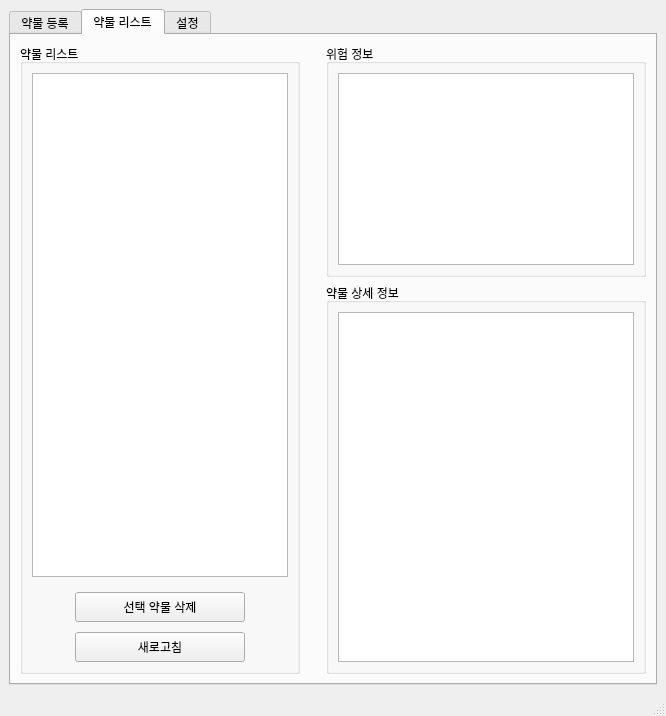
codepam2020/pyp1, file project_drugsearch.ui: the form before one commit.
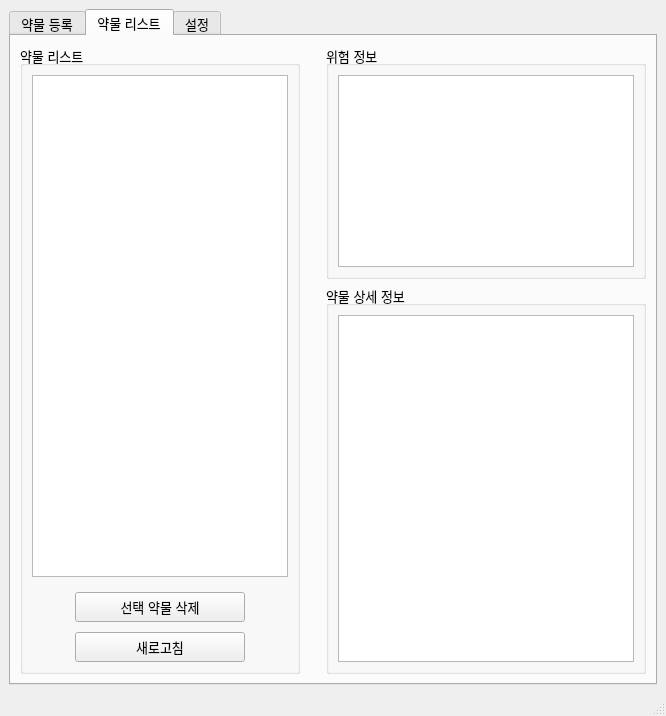
The form after the commit. The open tabs and pages were chosen to show the change.

Patch:
```diff
--- a/project_drugsearch.ui
+++ b/project_drugsearch.ui
@@ -19,6 +19,11 @@
      <layout class="QGridLayout" name="gridLayout">
       <item row="0" column="0">
        <widget class="QTabWidget" name="tabWidget">
+        <property name="font">
+         <font>
+          <pointsize>10</pointsize>
+         </font>
+        </property>
         <property name="currentIndex">
          <number>2</number>
         </property>
@@ -295,6 +300,11 @@
              <layout class="QVBoxLayout" name="verticalLayout">
               <item>
                <widget class="QGroupBox" name="groupBox_5">
+                <property name="font">
+                 <font>
+                  <pointsize>10</pointsize>
+                 </font>
+                </property>
                 <property name="title">
                  <string>약물 상세 정보</string>
                 </property>
@@ -305,8 +315,8 @@
                     <string>&lt;!DOCTYPE HTML PUBLIC &quot;-//W3C//DTD HTML 4.0//EN&quot; &quot;http://www.w3.org/TR/REC-html40/strict.dtd&quot;&gt;
 &lt;html&gt;&lt;head&gt;&lt;meta name=&quot;qrichtext&quot; content=&quot;1&quot; /&gt;&lt;style type=&quot;text/css&quot;&gt;
 p, li { white-space: pre-wrap; }
-&lt;/style&gt;&lt;/head&gt;&lt;body style=&quot; font-family:'.AppleSystemUIFont'; font-size:13pt; font-weight:400; font-style:normal;&quot;&gt;
-&lt;p style=&quot;-qt-paragraph-type:empty; margin-top:0px; margin-bottom:0px; margin-left:0px; margin-right:0px; -qt-block-indent:0; text-indent:0px;&quot;&gt;&lt;br /&gt;&lt;/p&gt;&lt;/body&gt;&lt;/html&gt;</string>
+&lt;/style&gt;&lt;/head&gt;&lt;body style=&quot; font-family:'Gulim'; font-size:10pt; font-weight:400; font-style:normal;&quot;&gt;
+&lt;p style=&quot;-qt-paragraph-type:empty; margin-top:0px; margin-bottom:0px; margin-left:0px; margin-right:0px; -qt-block-indent:0; text-indent:0px; font-family:'.AppleSystemUIFont'; font-size:13pt;&quot;&gt;&lt;br /&gt;&lt;/p&gt;&lt;/body&gt;&lt;/html&gt;</string>
                    </property>
                   </widget>
                  </item>
@@ -329,6 +339,11 @@
                 <height>200</height>
                </size>
               </property>
+              <property name="font">
+               <font>
+                <pointsize>10</pointsize>
+               </font>
+              </property>
               <property name="title">
                <string>위험 정보</string>
               </property>
@@ -362,6 +377,11 @@
            <layout class="QGridLayout" name="gridLayout_6">
             <item row="0" column="0">
              <widget class="QGroupBox" name="groupBox_3">
+              <property name="font">
+               <font>
+                <pointsize>10</pointsize>
+               </font>
+              </property>
               <property name="title">
                <string>약물 리스트</string>
               </property>
@@ -417,6 +437,11 @@
                      <height>30</height>
                     </size>
                    </property>
+                   <property name="font">
+                    <font>
+                     <pointsize>10</pointsize>
+                    </font>
+                   </property>
                    <property name="text">
                     <string>선택 약물 삭제</string>
                    </property>
@@ -452,6 +477,11 @@
                      <height>30</height>
                     </size>
                    </property>
+                   <property name="font">
+                    <font>
+                     <pointsize>10</pointsize>
+                    </font>
+                   </property>
                    <property name="text">
                     <string>새로고침</string>
                    </property>
```
Left out of the diff: 37 changed lines with no effect on the pictures.
